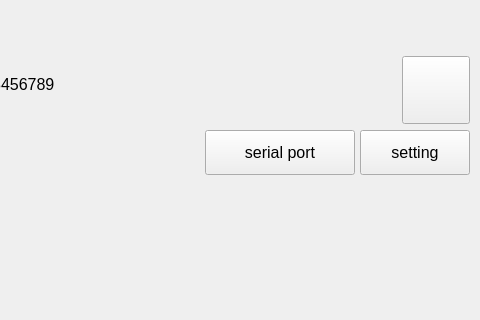
First picture: the form in mainwindow.ui, repository yuanjinxin123/shenglei, before the edit; both pictures show x 741 to 1221 and y 0 to 320 of the 1221 by 939 pixel window.
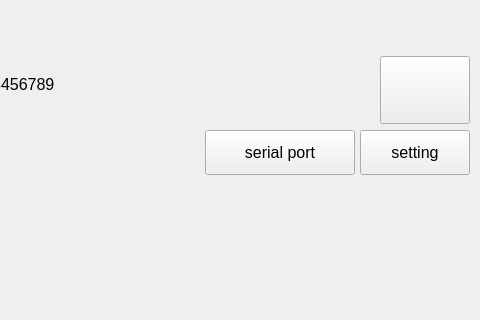
Second picture: the form after the edit. Custom widgets are drawn as their Qt base class.

```diff
--- a/mainwindow.ui
+++ b/mainwindow.ui
@@ -213,7 +213,7 @@
             </property>
             <property name="minimumSize">
              <size>
-              <width>68</width>
+              <width>90</width>
               <height>68</height>
              </size>
             </property>
```
